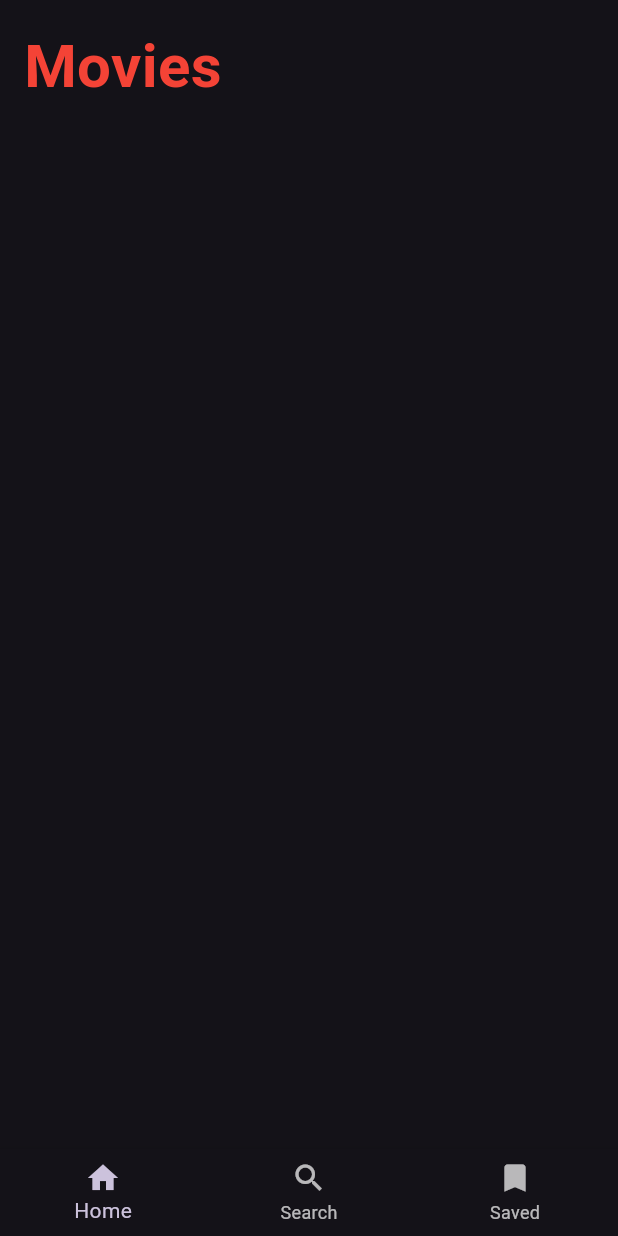
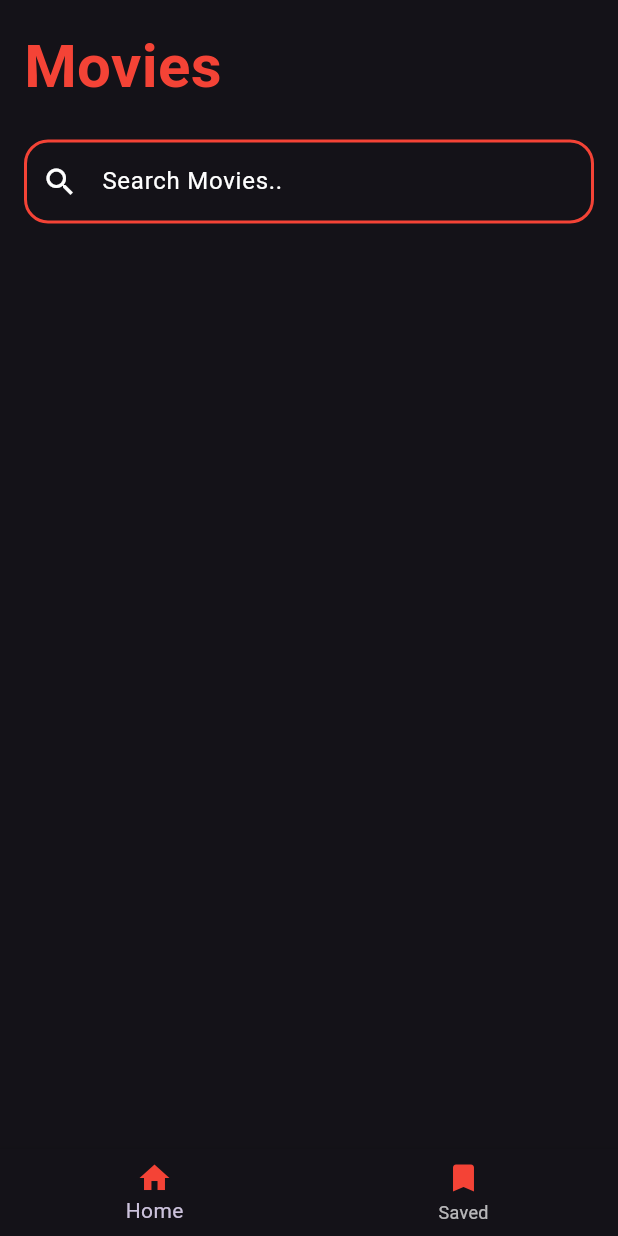
Before and after one commit to MahmoudEldeeb10/movies, a Flutter app: the screen it shows after launch, on a phone screen of 412 x 824 dp. Run offline on Flutter 3.47's test engine with Material 3 defaults, Android fonts, the phone set to English and light mode, and no system bars; our stand-ins replace bloc, equatable, flutter_bloc.

Commit message:
create search bar

```diff
--- a/lib/features/botton_nav_bar/presentation/views/main_view.dart
+++ b/lib/features/botton_nav_bar/presentation/views/main_view.dart
@@ -3,11 +3,10 @@ import 'package:flutter_bloc/flutter_bloc.dart';
 import 'package:movies/features/botton_nav_bar/presentation/manager/cubit/bottom_nav_cubit.dart';
 import 'package:movies/features/home/presentation/views/home_view.dart';
 import 'package:movies/features/saved/persentation/views/saved_view.dart';
-import 'package:movies/features/search/presentation/views/search_view.dart';
 
 class MainView extends StatelessWidget {
   MainView({super.key});
-  final List pages = [HomeView(), SearchView(), SavedView()];
+  final List pages = [HomeView(), SavedView()];
 
   @override
   Widget build(BuildContext context) {
@@ -21,13 +20,13 @@ class MainView extends StatelessWidget {
             onTap: context.read<BottomNavCubit>().changeTab,
 
             items: const [
-              BottomNavigationBarItem(icon: Icon(Icons.home), label: 'Home'),
               BottomNavigationBarItem(
-                icon: Icon(Icons.search),
-                label: 'Search',
+                icon: Icon(Icons.home, color: Colors.red),
+                label: 'Home',
               ),
+
               BottomNavigationBarItem(
-                icon: Icon(Icons.bookmark),
+                icon: Icon(Icons.bookmark, color: Colors.red),
                 label: 'Saved',
               ),
             ],
--- a/lib/features/home/presentation/views/home_view.dart
+++ b/lib/features/home/presentation/views/home_view.dart
@@ -1,5 +1,6 @@
 import 'package:flutter/material.dart';
 import 'package:movies/features/home/presentation/views/widgets/home_app_bar.dart';
+import 'package:movies/features/home/presentation/views/widgets/search_bar.dart';
 
 class HomeView extends StatelessWidget {
   const HomeView({super.key});
@@ -8,13 +9,10 @@ class HomeView extends StatelessWidget {
   Widget build(BuildContext context) {
     return SafeArea(
       child: Scaffold(
-
         body: Padding(
           padding: const EdgeInsets.all(16.0),
           child: Column(
-            children: [
-              CustomHomeAppBar(),
-            ],
+            children: [CustomHomeAppBar(), SizedBox(height: 20), search_bar()],
           ),
         ),
       ),
--- /dev/null
+++ b/lib/features/home/presentation/views/widgets/search_bar.dart
@@ -0,0 +1,29 @@
+import 'package:flutter/material.dart';
+
+class search_bar extends StatelessWidget {
+  const search_bar({super.key});
+
+  @override
+  Widget build(BuildContext context) {
+    return TextField(
+      decoration: InputDecoration(
+        hintText: 'Search Movies..',
+        hintStyle: TextStyle(color: Colors.white),
+        prefixIcon: Icon(Icons.search, color: Colors.white),
+        border: OutlineInputBorder(
+          borderSide: BorderSide(width: 2.0, color: Colors.red),
+          borderRadius: BorderRadius.circular(16.0),
+        ),
+        focusedBorder: OutlineInputBorder(
+          borderSide: BorderSide(width: 3.5, color: Colors.red),
+          borderRadius: BorderRadius.circular(16.0),
+        ),
+
+        enabledBorder: OutlineInputBorder(
+          borderSide: BorderSide(width: 2.0, color: Colors.red),
+          borderRadius: BorderRadius.circular(16.0),
+        ),
+      ),
+    );
+  }
+}
--- a/lib/features/search/presentation/views/search_view.dart
+++ /dev/null
@@ -1,10 +0,0 @@
-import 'package:flutter/material.dart';
-
-class SearchView extends StatelessWidget {
-  const SearchView({super.key});
-
-  @override
-  Widget build(BuildContext context) {
-    return const Placeholder();
-  }
-}
```
